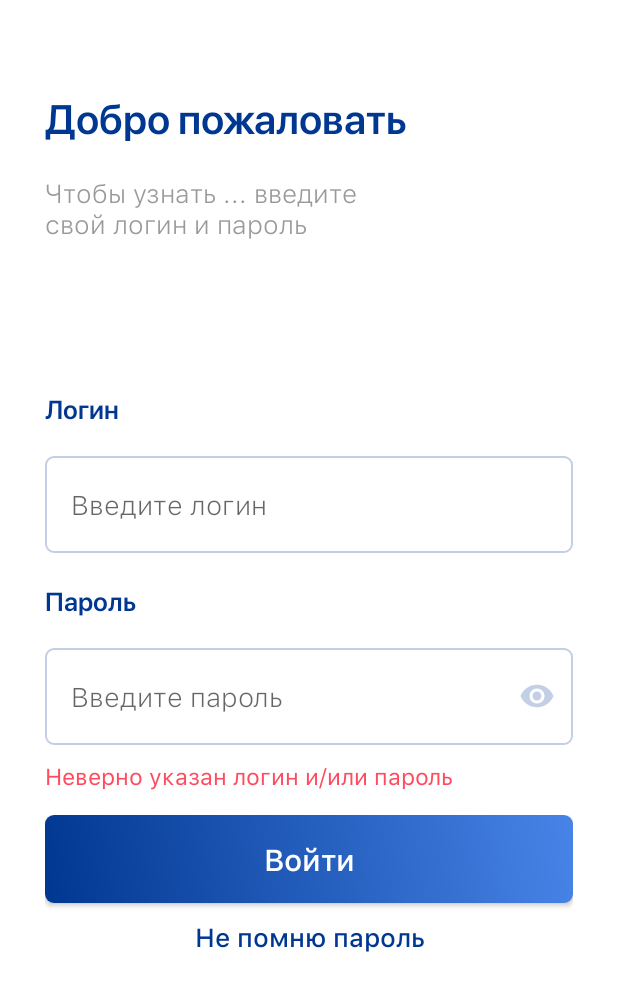
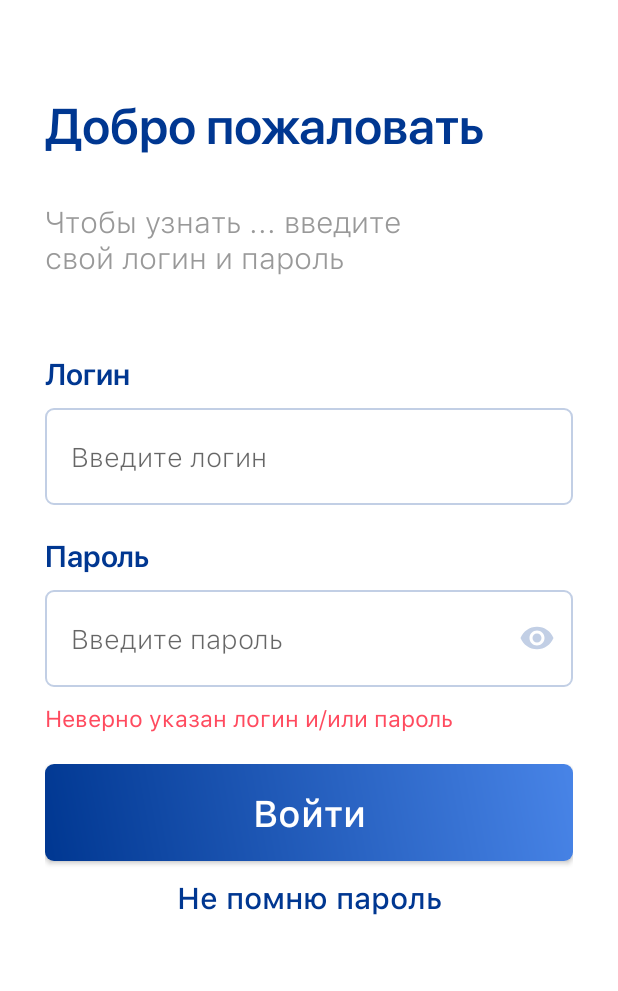
Before and after one commit to BackDuck/scbbluetooth, an Android app: the layout activity_login.xml on its own in the app's theme, with its tools: preview values and no code run, on a phone screen of 412 x 824 dp. Shown: the top 991 px of the screen. Run offline under Robolectric (Android 15) with nearby library versions, the phone set to English and light mode, and no system bars.

Commit message:
Design small fix

```diff
--- a/app/src/main/AndroidManifest.xml
+++ b/app/src/main/AndroidManifest.xml
@@ -12,15 +12,15 @@
         android:theme="@style/AppTheme" >
         <activity android:name=".presentation.ui.WorkActivity" >
         </activity>
-        <activity android:name=".presentation.ui.LoginActivity" >
-        </activity>
-        <activity android:name=".presentation.ui.RootActivity" >
+        <activity android:name=".presentation.ui.LoginActivity" android:theme="@style/NoActionBar">
             <intent-filter>
                 <action android:name="android.intent.action.MAIN" />
 
                 <category android:name="android.intent.category.LAUNCHER" />
             </intent-filter>
         </activity>
+        <activity android:name=".presentation.ui.RootActivity" >
+        </activity>
     </application>
 
 </manifest>
--- a/app/src/main/res/layout/activity_login.xml
+++ b/app/src/main/res/layout/activity_login.xml
@@ -1,36 +1,29 @@
 <?xml version="1.0" encoding="utf-8"?>
-<androidx.constraintlayout.widget.ConstraintLayout xmlns:android="http://schemas.android.com/apk/res/android"
+<LinearLayout xmlns:android="http://schemas.android.com/apk/res/android"
     xmlns:app="http://schemas.android.com/apk/res-auto"
     xmlns:tools="http://schemas.android.com/tools"
     android:layout_width="match_parent"
     android:layout_height="match_parent"
     android:background="@color/white"
-    tools:context=".presentation.ui.LoginActivity">
-
-    <LinearLayout
-        android:id="@+id/welcome"
-        android:layout_width="match_parent"
-        android:layout_height="wrap_content"
-        android:layout_marginTop="60dp"
-        android:layout_marginBottom="50dp"
-        android:orientation="vertical"
-        app:layout_constraintBottom_toTopOf="@+id/form"
-        app:layout_constraintEnd_toEndOf="parent"
-        app:layout_constraintStart_toStartOf="parent"
-        app:layout_constraintTop_toTopOf="parent">
+    tools:context=".presentation.ui.LoginActivity"
+    android:orientation="vertical">
 
     <TextView
         android:id="@+id/tv_welcome"
         android:layout_width="match_parent"
-            android:layout_height="wrap_content"
+        android:layout_height="54dp"
         android:layout_marginStart="30dp"
-
+        android:layout_marginTop="60dp"
+        android:layout_marginEnd="30dp"
         android:fontFamily="@font/sfprodisplaysemibold"
         android:text="@string/tv_welcome"
         android:textColor="@color/darkBlue"
         app:autoSizeMaxTextSize="33sp"
-            app:autoSizeMinTextSize="27sp"
-            app:autoSizeTextType="uniform" />
+        app:autoSizeMinTextSize="25sp"
+        app:autoSizeTextType="uniform"
+        app:layout_constraintEnd_toEndOf="parent"
+        app:layout_constraintStart_toStartOf="parent"
+        app:layout_constraintTop_toTopOf="parent" />
 
     <TextView
         android:id="@+id/tv_descr"
@@ -38,15 +31,18 @@
         android:layout_height="wrap_content"
         android:layout_marginStart="30dp"
         android:layout_marginTop="20dp"
+        android:layout_marginEnd="30dp"
         android:fontFamily="@font/sfprotextlight"
         android:lines="2"
         android:text="@string/tv_descr"
         android:textColor="@color/darkGray"
+        android:textSize="20sp"
         app:autoSizeMaxTextSize="20sp"
-            app:autoSizeMinTextSize="17sp"
-            app:autoSizeTextType="uniform" />
-
-    </LinearLayout>
+        app:autoSizeMinTextSize="15sp"
+        app:autoSizeTextType="uniform"
+        app:layout_constraintEnd_toEndOf="parent"
+        app:layout_constraintStart_toStartOf="parent"
+        app:layout_constraintTop_toBottomOf="@+id/tv_welcome" />
 
     <LinearLayout
         android:id="@+id/form"
@@ -55,12 +51,11 @@
         android:layout_marginStart="30dp"
         android:layout_marginTop="50dp"
         android:layout_marginEnd="30dp"
-        android:layout_marginBottom="15dp"
         android:orientation="vertical"
         app:layout_constraintBottom_toTopOf="@+id/buttons"
         app:layout_constraintEnd_toEndOf="parent"
         app:layout_constraintStart_toStartOf="parent"
-        app:layout_constraintTop_toBottomOf="@id/welcome">
+        app:layout_constraintTop_toBottomOf="@+id/tv_descr">
 
         <TextView
             android:id="@+id/tv_login"
@@ -68,19 +63,17 @@
             android:layout_height="wrap_content"
             android:fontFamily="@font/sfprodisplaysemibold"
             android:text="@string/tv_login"
+            android:textSize="20sp"
             android:textColor="@color/darkBlue"
             app:autoSizeMaxTextSize="20sp"
             app:autoSizeMinTextSize="17sp"
-            app:autoSizeTextType="uniform"
-            app:layout_constraintEnd_toEndOf="parent"
-            app:layout_constraintStart_toStartOf="parent"
-            app:layout_constraintTop_toBottomOf="@id/welcome" />
+            app:autoSizeTextType="uniform" />
 
         <EditText
             android:id="@+id/et_login"
             android:layout_width="match_parent"
             android:layout_height="wrap_content"
-            android:layout_marginTop="20dp"
+            android:layout_marginTop="10dp"
             android:autofillHints="login"
             android:background="@drawable/edit_text"
             android:digits="abcdefghijklmnopqrstuvwxyzABCDEFGHIJKLMNOPQRSTUVWXYZ"
@@ -108,6 +101,7 @@
             android:textColor="@color/darkBlue"
             app:autoSizeMaxTextSize="20sp"
             app:autoSizeMinTextSize="17sp"
+            android:textSize="20sp"
             app:autoSizeTextType="uniform"
             app:layout_constraintEnd_toEndOf="parent"
             app:layout_constraintStart_toStartOf="parent"
@@ -117,7 +111,7 @@
             android:id="@+id/et_pass"
             android:layout_width="match_parent"
             android:layout_height="wrap_content"
-            android:layout_marginTop="20dp"
+            android:layout_marginTop="10dp"
             app:hintEnabled="false"
             app:layout_constraintEnd_toEndOf="parent"
             app:layout_constraintStart_toStartOf="parent"
@@ -166,9 +160,11 @@
     <LinearLayout
         android:id="@+id/buttons"
         android:layout_width="match_parent"
-        android:layout_height="0dp"
+        android:layout_height="wrap_content"
         android:layout_marginStart="30dp"
+        android:layout_marginTop="20dp"
         android:layout_marginEnd="30dp"
+        android:layout_marginBottom="10dp"
         android:orientation="vertical"
         app:layout_constraintBottom_toBottomOf="parent"
         app:layout_constraintEnd_toEndOf="parent"
@@ -186,6 +182,7 @@
             android:text="@string/btn_login"
             android:textAllCaps="false"
             android:textColor="@color/white"
+            android:textSize="25sp"
             app:autoSizeMaxTextSize="25sp"
             app:autoSizeMinTextSize="20dp"
             app:autoSizeTextType="uniform" />
@@ -199,9 +196,10 @@
             android:gravity="bottom|center"
             android:text="@string/tv_forgot"
             android:textColor="@color/darkBlue"
+            android:textSize="20sp"
             app:autoSizeMaxTextSize="20sp"
             app:autoSizeMinTextSize="17sp"
             app:autoSizeTextType="uniform" />
     </LinearLayout>
 
-</androidx.constraintlayout.widget.ConstraintLayout>
+</LinearLayout>
```
Lines whose indentation alone changed are shown as unchanged.
